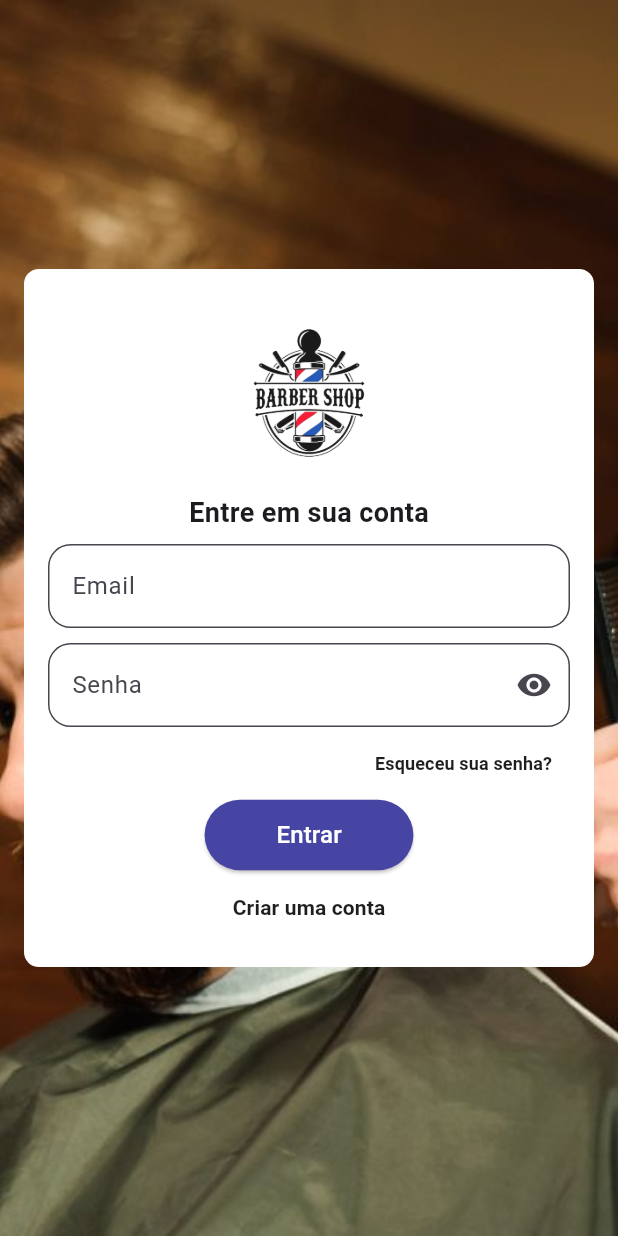
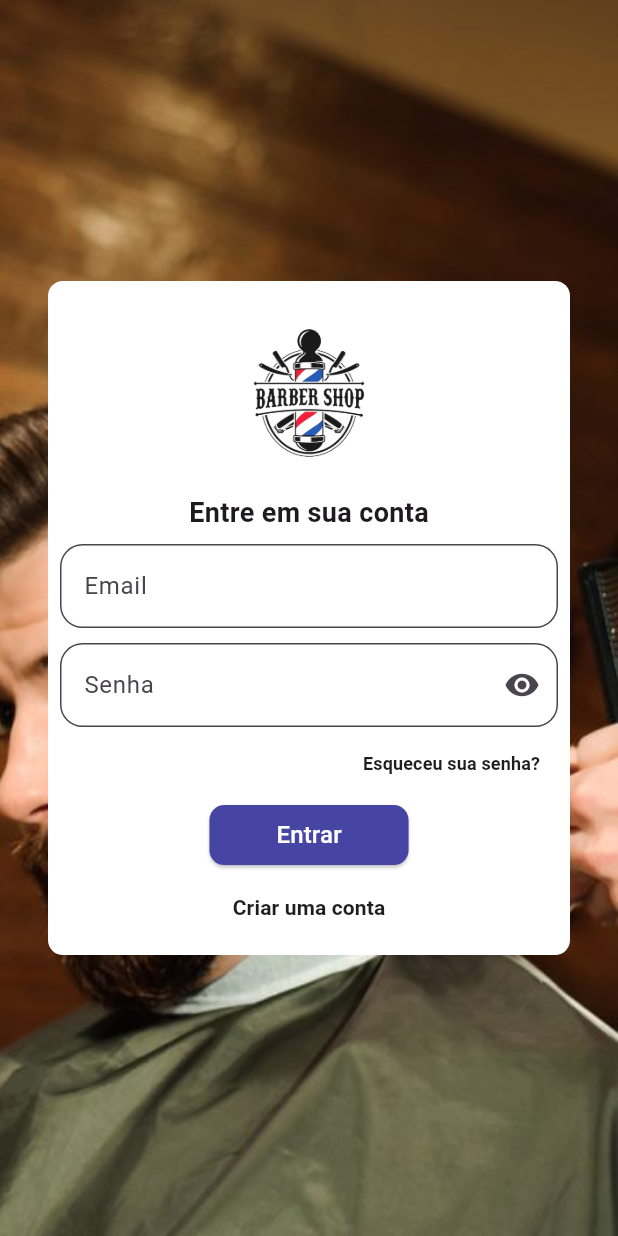
Before and after one commit to viktorsht/BarberShop, a Flutter app: the screen it shows after launch, on a phone screen of 412 x 824 dp. Run offline on Flutter 3.47's test engine with Material 3 defaults, Android fonts, the phone set to English and light mode, and no system bars; our stand-ins replace easy_date_timeline, flutter_modular, flutter_secure_storage, skeletonizer.

Commit message:
finalizando tela de login

```diff
--- a/lib/app/modules/auth/presentation/login/pages/login_page.dart
+++ b/lib/app/modules/auth/presentation/login/pages/login_page.dart
@@ -62,9 +62,9 @@ class _LoginPageState extends State<LoginPage> {
             Center(
               child: SingleChildScrollView(
                 child: Padding(
-                  padding: const EdgeInsets.all(16.0),
+                  padding: const EdgeInsets.all(32.0),
                   child: Container(
-                    padding: const EdgeInsets.all(16.0),
+                    padding: const EdgeInsets.all(8.0),
                     decoration: BoxDecoration(
                       color: AppColors.primaryColor,
                       borderRadius: BorderRadius.circular(10.0),
@@ -133,9 +133,8 @@ class _LoginPageState extends State<LoginPage> {
                                 },
                                 style: ElevatedButton.styleFrom(
                                   backgroundColor: AppColors.buttonColor,
-                                  padding: const EdgeInsets.symmetric(vertical: 12, horizontal: 24),
                                   shape: RoundedRectangleBorder(
-                                    borderRadius: BorderRadius.circular(25)
+                                    borderRadius: BorderRadius.circular(10)
                                   )
                                 ),
                                 child: widget.controller.state is LoginLoading
--- a/lib/app/modules/splash/splash_page.dart
+++ b/lib/app/modules/splash/splash_page.dart
@@ -20,7 +20,7 @@ class _SplashPageState extends State<SplashPage> {
   void initState() {
     super.initState();
     Future.delayed(
-      const Duration(milliseconds: 1000),
+      const Duration(seconds: 1),
       () async {
         final state = await widget.controller.isLogged();
         if(state is LoggedIn){
```
